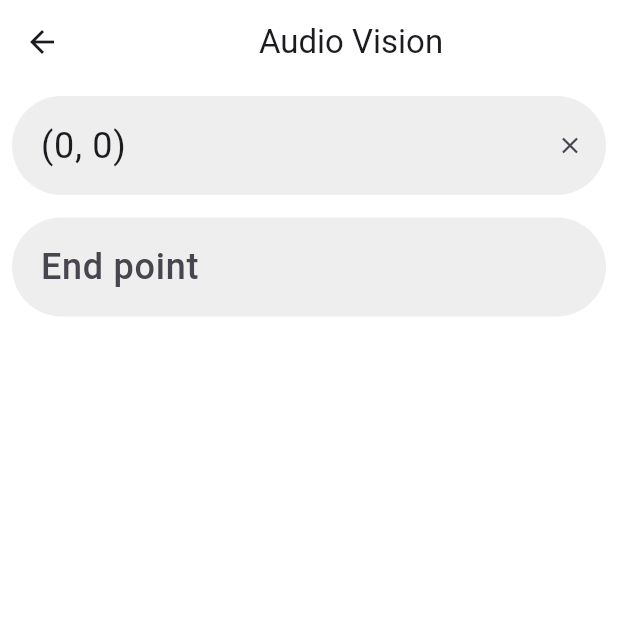
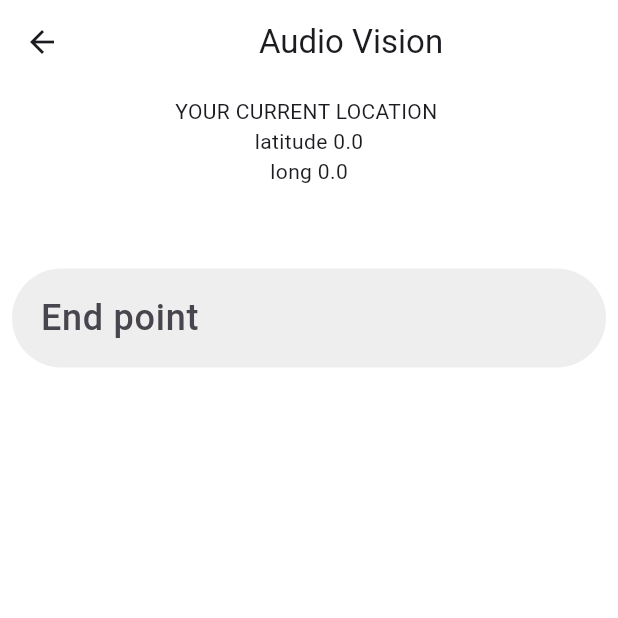
Before and after one commit to FP-CAPSTONE/AudioVision, a Flutter app: the SelectScreen screen opened directly, on a phone screen of 412 x 824 dp, the top half of it. Run offline on Flutter 3.47's test engine with Material 3 defaults, Android fonts, the phone set to English and light mode, and no system bars; our stand-ins replace camera, flutter_dotenv, flutter_tts, geolocator, get, google_maps_flutter and 5 more; missing offline and left inert: flutter_config, flutter_polyline_points, flutter_vision, google_place.

Commit message:
get current user location

```diff
--- a/lib/screens/select_screen.dart
+++ b/lib/screens/select_screen.dart
@@ -1,8 +1,10 @@
 import 'dart:async';
 
 import 'package:audiovision/screens/map_screen.dart';
+import 'package:audiovision/services/location_services.dart';
 import 'package:flutter/material.dart';
 import 'package:flutter_dotenv/flutter_dotenv.dart';
+import 'package:geolocator/geolocator.dart';
 import 'package:google_place/google_place.dart';
 
 class SelectScreen extends StatefulWidget {
@@ -25,6 +27,10 @@ class _SelectScreenState extends State<SelectScreen> {
   late GooglePlace googlePlace;
   List<AutocompletePrediction> predictions = [];
   Timer? _debounce;
+  static double latitude = 0;
+  static double longtitude = 0;
+
+  static LocationService locationService = LocationService();
 
   @override
   void initState() {
@@ -36,7 +42,23 @@ class _SelectScreenState extends State<SelectScreen> {
     startFocusNode = FocusNode();
     endFocusNode = FocusNode();
 
-    _getCurrentLocation();
+    locationService.locationStream.listen((userLocation) {
+      setState(() {
+        latitude = userLocation.latitude;
+        longtitude = userLocation.longtitude;
+        startPosition = DetailsResult(
+          // Assign latitude and longitude values
+          geometry: Geometry(
+            location: Location(
+              lat: userLocation.latitude,
+              lng: userLocation.longtitude,
+            ),
+          ),
+        );
+      });
+    });
+
+    // _getCurrentLocation();
   }
 
   @override
@@ -45,6 +67,8 @@ class _SelectScreenState extends State<SelectScreen> {
     super.dispose();
     startFocusNode.dispose();
     endFocusNode.dispose();
+
+    locationService.dispose();
   }
 
   void _getCurrentLocation() async {
@@ -88,66 +112,70 @@ class _SelectScreenState extends State<SelectScreen> {
           child: Column(
             mainAxisAlignment: MainAxisAlignment.start,
             children: [
-              TextField(
-                controller: _startSearchFieldController,
-                autofocus: false,
-                focusNode: startFocusNode,
-                style: const TextStyle(fontSize: 24),
-                decoration: InputDecoration(
-                    hintText: "Starting point",
-                    hintStyle:
-                    const TextStyle(fontWeight: FontWeight.w500, fontSize: 24),
-                    filled: true,
-                    fillColor: Colors.grey[200],
-                    border: OutlineInputBorder(
-                      borderRadius: BorderRadius.circular(40),
-                      borderSide: const BorderSide(
-                        width: 0,
-                        style: BorderStyle.none,
-                      ),
-                    ),
-                    isDense: true, // Added this
-                    contentPadding: const EdgeInsets.all(15),
-                    suffixIcon: _startSearchFieldController.text.isNotEmpty
-                        ? IconButton(
-                      onPressed: () {
-                        setState(() {
-                          predictions = [];
-                          _startSearchFieldController.clear();
-                        });
-                      },
-                      icon: const Icon(Icons.clear_outlined),
-                    )
-                        : null),
-                onChanged: (value) {
-                  if (_debounce?.isActive ?? false) _debounce!.cancel();
-                  _debounce = Timer(const Duration(milliseconds: 1000), () {
-                    if (value.isNotEmpty) {
-                      //places api
-                      autoCompleteSearch(value);
-                    } else {
-                      //clear out the results
-                      setState(() {
-                        predictions = [];
-                        startPosition = null;
-                      });
-                    }
-                  });
-                },
-              ),
+              // TextField(
+              //   controller: _startSearchFieldController,
+              //   autofocus: false,
+              //   focusNode: startFocusNode,
+              //   style: const TextStyle(fontSize: 24),
+              //   decoration: InputDecoration(
+              //     hintText: "Starting point",
+              //     hintStyle: const TextStyle(
+              //         fontWeight: FontWeight.w500, fontSize: 24),
+              //     filled: true,
+              //     fillColor: Colors.grey[200],
+              //     border: OutlineInputBorder(
+              //       borderRadius: BorderRadius.circular(40),
+              //       borderSide: const BorderSide(
+              //         width: 0,
+              //         style: BorderStyle.none,
+              //       ),
+              //     ),
+              //     isDense: true, // Added this
+              //     contentPadding: const EdgeInsets.all(15),
+              //     suffixIcon: _startSearchFieldController.text.isNotEmpty
+              //         ? IconButton(
+              //             onPressed: () {
+              //               setState(() {
+              //                 predictions = [];
+              //                 _startSearchFieldController.clear();
+              //               });
+              //             },
+              //             icon: const Icon(Icons.clear_outlined),
+              //           )
+              //         : null,
+              //   ),
+              //   onChanged: (value) {
+              //     if (_debounce?.isActive ?? false) _debounce!.cancel();
+              //     _debounce = Timer(const Duration(milliseconds: 1000), () {
+              //       if (value.isNotEmpty) {
+              //         //places api
+              //         autoCompleteSearch(value);
+              //       } else {
+              //         //clear out the results
+              //         setState(() {
+              //           predictions = [];
+              //           startPosition = null;
+              //         });
+              //       }
+              //     });
+              //   },
+              // ),
+              Text("YOUR CURRENT LOCATION "),
+              Text("latitude $latitude"),
+              Text("long $longtitude"),
               const SizedBox(
-                height: 15,
+                height: 55,
               ),
               TextField(
                 controller: _endSearchFieldController,
                 autofocus: false,
                 focusNode: endFocusNode,
-                enabled: _startSearchFieldController.text.isNotEmpty,
+                // enabled: _startSearchFieldController.text.isNotEmpty,
                 style: const TextStyle(fontSize: 24),
                 decoration: InputDecoration(
                     hintText: "End point",
-                    hintStyle:
-                    const TextStyle(fontWeight: FontWeight.w500, fontSize: 24),
+                    hintStyle: const TextStyle(
+                        fontWeight: FontWeight.w500, fontSize: 24),
                     filled: true,
                     fillColor: Colors.grey[200],
                     border: OutlineInputBorder(
@@ -275,10 +303,8 @@ class _SelectScreenState extends State<SelectScreen> {
                           }
                         }
                       },
-
-
                     );
-                  })
+                  }),
             ],
           ),
         ),
--- /dev/null
+++ b/lib/services/location_services.dart
@@ -0,0 +1,36 @@
+import 'dart:async';
+
+import 'package:audiovision/services/user_location.dart';
+import 'package:location/location.dart';
+
+class LocationService {
+  Location location = Location();
+  final StreamController<UserLocation> _locationStreamController =
+      StreamController<UserLocation>.broadcast();
+  Stream<UserLocation> get locationStream => _locationStreamController.stream;
+
+  LocationService() {
+    location.requestPermission().then((permissionStatus) {
+      if (permissionStatus == PermissionStatus.granted) {
+        location.onLocationChanged.listen((locationData) {
+          if (locationData != null) {
+            _locationStreamController.add(UserLocation(
+                latitude: locationData.latitude!,
+                longtitude: locationData.longitude!));
+          }
+        });
+      }
+    });
+  }
+
+  ///aasd
+  ///asd/
+  ///aasd
+  ///asd/
+  ///aasd
+  ///asd/
+  ///aasd
+  ///asd/
+
+  void dispose() => _locationStreamController.close();
+}
--- /dev/null
+++ b/lib/services/user_location.dart
@@ -0,0 +1,5 @@
+class UserLocation {
+  final double latitude;
+  final double longtitude;
+  UserLocation({required this.latitude, required this.longtitude});
+}
--- a/lib/views/home.dart
+++ b/lib/views/home.dart
@@ -6,7 +6,6 @@ import 'package:flutter_tts/flutter_tts.dart';
 import 'package:get/get.dart';
 import 'package:speech_to_text/speech_to_text.dart' as stt;
 import 'package:vibration/vibration.dart';
-import 'package:sensors_plus/sensors_plus.dart';
 
 class HomeScreen extends StatefulWidget {
   const HomeScreen({super.key});
```
Lines whose indentation alone changed are shown as unchanged.
